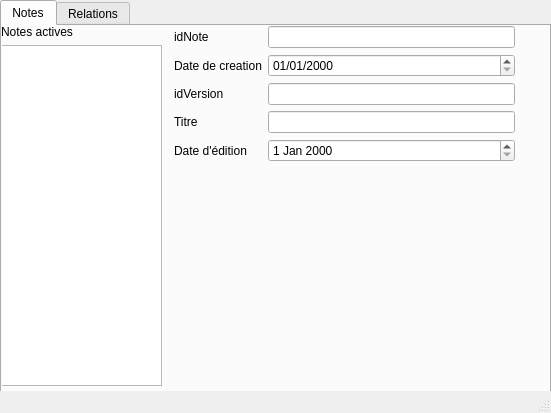
This is QtVersion/mainwindow.ui in julieberteaux/LO21 as Qt 5 draws it before an edit. The edited form follows.
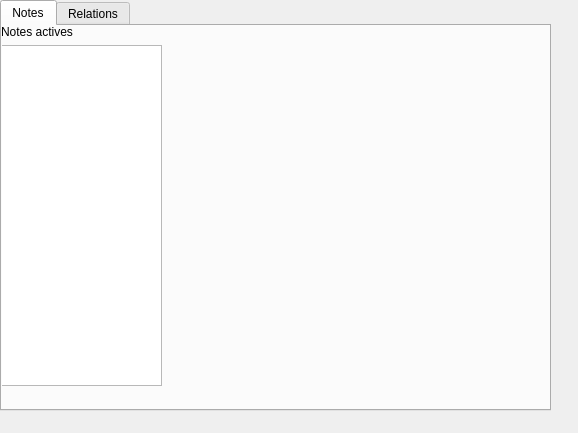
This is the edited form.

```diff
--- a/QtVersion/mainwindow.ui
+++ b/QtVersion/mainwindow.ui
@@ -6,8 +6,8 @@
    <rect>
     <x>0</x>
     <y>0</y>
-    <width>551</width>
-    <height>413</height>
+    <width>578</width>
+    <height>433</height>
    </rect>
   </property>
   <property name="windowTitle">
@@ -68,72 +68,7 @@
         <height>361</height>
        </rect>
       </property>
-      <layout class="QVBoxLayout" name="verticalLayout_7">
-       <item>
-        <layout class="QFormLayout" name="formLayout">
-         <item row="0" column="0">
-          <widget class="QLabel" name="idNoteLabel">
-           <property name="text">
-            <string>idNote</string>
-           </property>
-          </widget>
-         </item>
-         <item row="0" column="1">
-          <widget class="QLineEdit" name="idNoteLineEdit"/>
-         </item>
-         <item row="1" column="0">
-          <widget class="QLabel" name="dateCreaLabel">
-           <property name="text">
-            <string>Date de creation</string>
-           </property>
-          </widget>
-         </item>
-         <item row="1" column="1">
-          <widget class="QDateEdit" name="dateCreaDateEdit">
-           <property name="currentSection">
-            <enum>QDateTimeEdit::DaySection</enum>
-           </property>
-           <property name="displayFormat">
-            <string>dd/MM/yyyy</string>
-           </property>
-          </widget>
-         </item>
-         <item row="2" column="1">
-          <widget class="QLineEdit" name="idVersionLineEdit"/>
-         </item>
-         <item row="3" column="0">
-          <widget class="QLabel" name="titleLabel">
-           <property name="text">
-            <string>Titre</string>
-           </property>
-          </widget>
-         </item>
-         <item row="3" column="1">
-          <widget class="QLineEdit" name="titleLineEdit"/>
-         </item>
-         <item row="4" column="0">
-          <widget class="QLabel" name="dateEditLabel">
-           <property name="text">
-            <string>Date d'édition</string>
-           </property>
-          </widget>
-         </item>
-         <item row="4" column="1">
-          <widget class="QDateEdit" name="dateEditDateEdit"/>
-         </item>
-         <item row="2" column="0">
-          <widget class="QLabel" name="idVersionLabel">
-           <property name="text">
-            <string>idVersion</string>
-           </property>
-          </widget>
-         </item>
-        </layout>
-       </item>
-       <item>
-        <layout class="QFormLayout" name="formLayout_3"/>
-       </item>
-      </layout>
+      <layout class="QVBoxLayout" name="centre"/>
      </widget>
      <zorder>verticalLayoutWidget</zorder>
      <zorder>verticalLayoutWidget_2</zorder>
@@ -185,7 +120,6 @@
     </widget>
    </widget>
   </widget>
-  <widget class="QStatusBar" name="statusbar"/>
  </widget>
  <resources/>
  <connections/>
```
Left out of the diff: 9 changed lines with no effect on the pictures.
